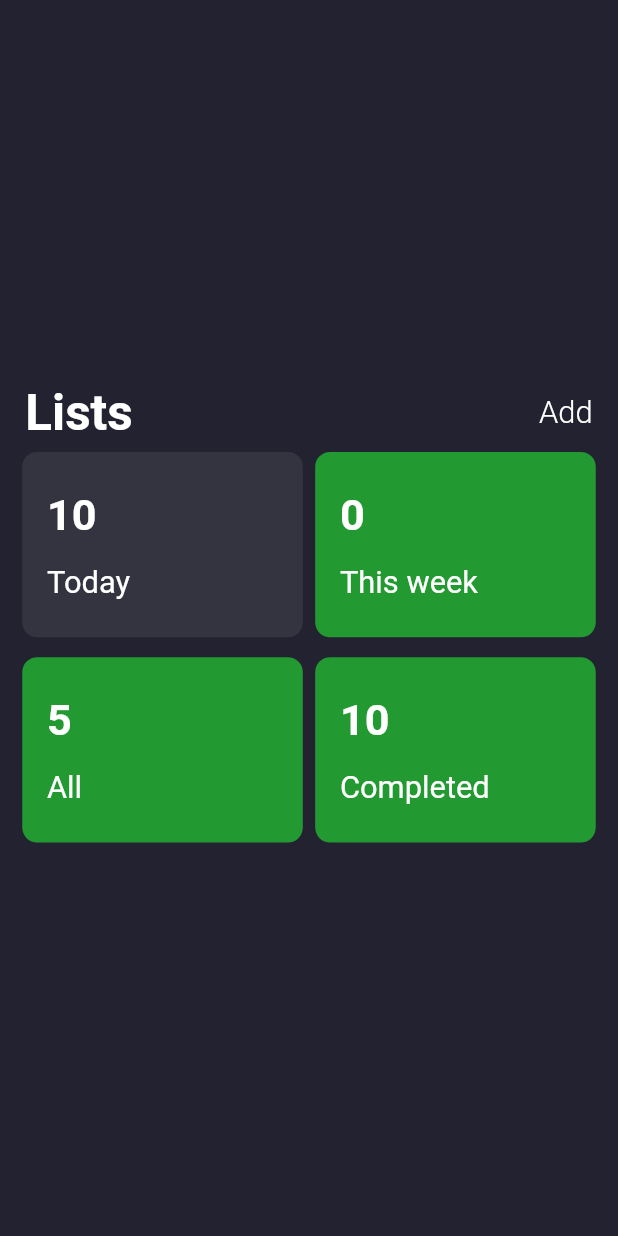
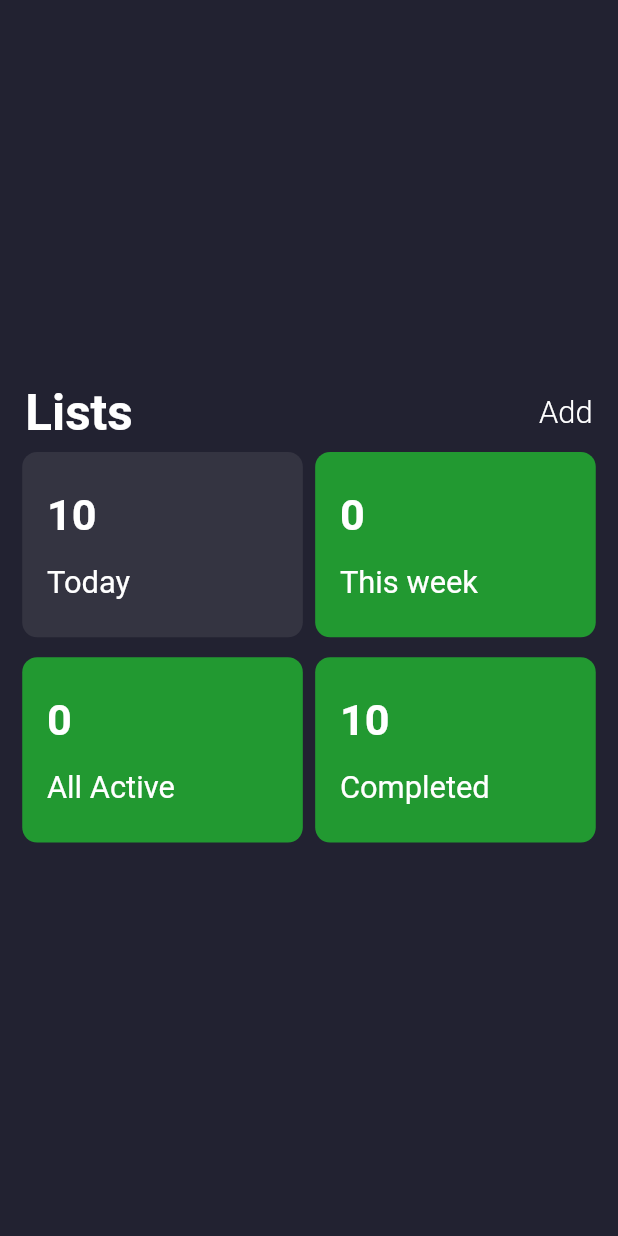
Before and after one commit to Looper101/todo__reactive_app, a Flutter app: the TaskInfo screen opened by its route, on a phone screen of 412 x 824 dp. Run offline on Flutter 3.47's test engine with Material 2 defaults, Android fonts, the light colour scheme and no system bars; our stand-ins replace rxdart, sqflite; accounts and stored records are empty.

Commit message:
restore point..

```diff
--- a/lib/ui/task_info/task_info.dart
+++ b/lib/ui/task_info/task_info.dart
@@ -1,5 +1,7 @@
 import 'package:flutter/cupertino.dart';
 import 'package:flutter/material.dart';
+import 'package:provider/provider.dart';
+import 'package:todo_stream/bloc/todo_bloc.dart';
 import 'package:todo_stream/deviceSizeConfig/device_size_config.dart';
 import 'package:todo_stream/pallete.dart';
 
@@ -60,10 +62,17 @@ class TaskInfo extends StatelessWidget {
             ),
             Row(
               children: [
-                Expanded(
-                  child: buildReusableCard(
-                      mq: DeviceSizeConfig.mq, title: 'All', counter: 5),
-                ),
+                StreamBuilder<int>(
+                    stream: Provider.of<TodoBloc>(context).todoCountStream,
+                    initialData: 0,
+                    builder: (context, snapshot) {
+                      return Expanded(
+                        child: buildReusableCard(
+                            mq: DeviceSizeConfig.mq,
+                            title: 'All Active',
+                            counter: snapshot.data),
+                      );
+                    }),
                 Expanded(
                   child: buildReusableCard(
                       mq: DeviceSizeConfig.mq, counter: 10, title: 'Completed'),
```
